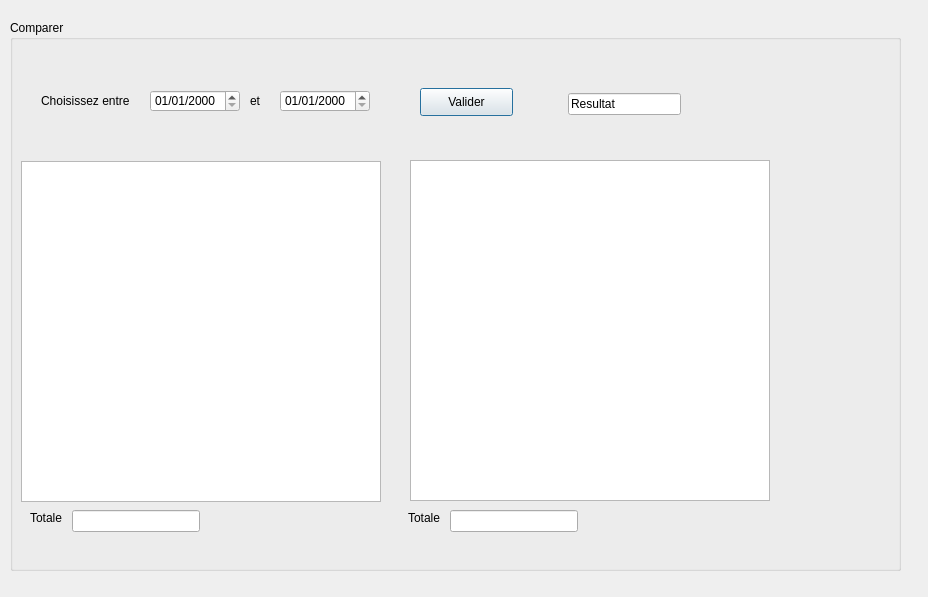
Qt form Mouadhromdhane/dialog__1.ui (ZghalYoussef97/Sixpack-) before a commit.
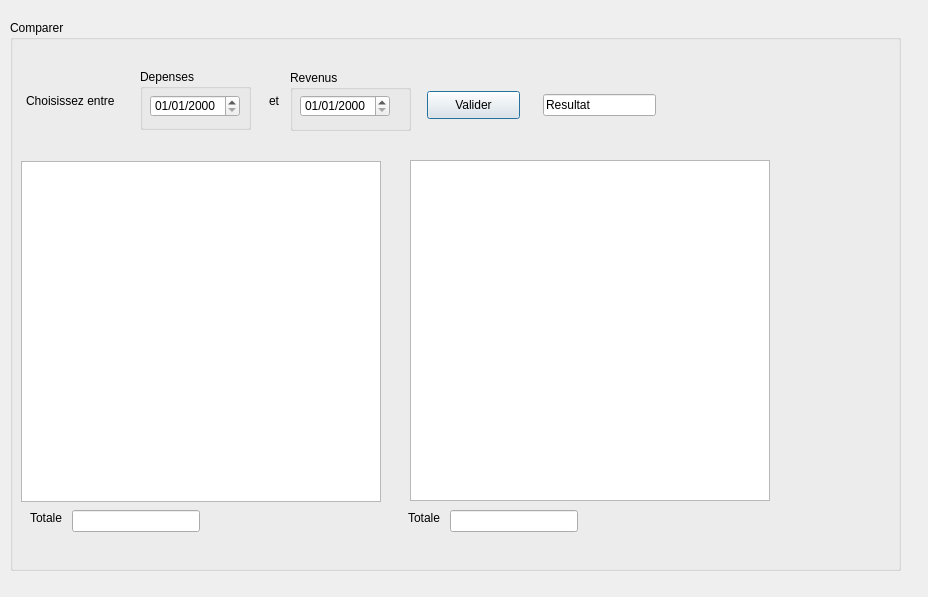
The same form after that commit.

What changed in the file:
```diff
--- a/Mouadhromdhane/dialog__1.ui
+++ b/Mouadhromdhane/dialog__1.ui
@@ -28,7 +28,7 @@
    <widget class="QLabel" name="label">
     <property name="geometry">
      <rect>
-      <x>31</x>
+      <x>16</x>
       <y>73</y>
       <width>101</width>
       <height>16</height>
@@ -38,25 +38,12 @@
      <string>Choisissez entre</string>
     </property>
    </widget>
-   <widget class="QDateEdit" name="dateEdit_2">
-    <property name="geometry">
-     <rect>
-      <x>270</x>
-      <y>70</y>
-      <width>90</width>
-      <height>22</height>
-     </rect>
-    </property>
-    <property name="displayFormat">
-     <string>dd/MM/yyyy</string>
-    </property>
-   </widget>
    <widget class="QLabel" name="label_2">
     <property name="geometry">
      <rect>
-      <x>240</x>
+      <x>259</x>
       <y>73</y>
-      <width>16</width>
+      <width>30</width>
       <height>16</height>
      </rect>
     </property>
@@ -64,24 +51,11 @@
      <string>et</string>
     </property>
    </widget>
-   <widget class="QDateEdit" name="dateEdit">
-    <property name="geometry">
-     <rect>
-      <x>140</x>
-      <y>70</y>
-      <width>90</width>
-      <height>22</height>
-     </rect>
-    </property>
-    <property name="displayFormat">
-     <string>dd/MM/yyyy</string>
-    </property>
-   </widget>
    <widget class="QPushButton" name="pushButton_2">
     <property name="geometry">
      <rect>
-      <x>410</x>
-      <y>68</y>
+      <x>417</x>
+      <y>71</y>
       <width>93</width>
       <height>28</height>
      </rect>
@@ -149,8 +123,8 @@
    <widget class="QLineEdit" name="lineEdit_3">
     <property name="geometry">
      <rect>
-      <x>558</x>
-      <y>73</y>
+      <x>533</x>
+      <y>74</y>
       <width>113</width>
       <height>22</height>
      </rect>
@@ -182,6 +156,123 @@
      </rect>
     </property>
    </widget>
+   <widget class="QGroupBox" name="groupBox_2">
+    <property name="geometry">
+     <rect>
+      <x>130</x>
+      <y>49</y>
+      <width>111</width>
+      <height>61</height>
+     </rect>
+    </property>
+    <property name="title">
+     <string>Depenses</string>
+    </property>
+    <widget class="QGroupBox" name="groupBox_3">
+     <property name="geometry">
+      <rect>
+       <x>230</x>
+       <y>0</y>
+       <width>141</width>
+       <height>66</height>
+      </rect>
+     </property>
+     <property name="title">
+      <string>Depenses</string>
+     </property>
+    </widget>
+    <widget class="QDateEdit" name="dateEdit">
+     <property name="geometry">
+      <rect>
+       <x>10</x>
+       <y>26</y>
+       <width>90</width>
+       <height>22</height>
+      </rect>
+     </property>
+     <property name="displayFormat">
+      <string>dd/MM/yyyy</string>
+     </property>
+    </widget>
+   </widget>
+   <widget class="QGroupBox" name="groupBox_4">
+    <property name="geometry">
+     <rect>
+      <x>280</x>
+      <y>50</y>
+      <width>121</width>
+      <height>61</height>
+     </rect>
+    </property>
+    <property name="title">
+     <string>Revenus</string>
+    </property>
+    <widget class="QGroupBox" name="groupBox_5">
+     <property name="geometry">
+      <rect>
+       <x>230</x>
+       <y>0</y>
+       <width>141</width>
+       <height>66</height>
+      </rect>
+     </property>
+     <property name="title">
+      <string>Depenses</string>
+     </property>
+    </widget>
+    <widget class="QDateEdit" name="dateEdit_2">
+     <property name="geometry">
+      <rect>
+       <x>10</x>
+       <y>25</y>
+       <width>90</width>
+       <height>22</height>
+      </rect>
+     </property>
+     <property name="displayFormat">
+      <string>dd/MM/yyyy</string>
+     </property>
+    </widget>
+    <widget class="QGroupBox" name="groupBox_6">
+     <property name="geometry">
+      <rect>
+       <x>150</x>
+       <y>1</y>
+       <width>121</width>
+       <height>61</height>
+      </rect>
+     </property>
+     <property name="title">
+      <string>Revenus</string>
+     </property>
+     <widget class="QGroupBox" name="groupBox_7">
+      <property name="geometry">
+       <rect>
+        <x>230</x>
+        <y>0</y>
+        <width>141</width>
+        <height>66</height>
+       </rect>
+      </property>
+      <property name="title">
+       <string>Depenses</string>
+      </property>
+     </widget>
+     <widget class="QDateEdit" name="dateEdit_3">
+      <property name="geometry">
+       <rect>
+        <x>10</x>
+        <y>25</y>
+        <width>90</width>
+        <height>22</height>
+       </rect>
+      </property>
+      <property name="displayFormat">
+       <string>dd/MM/yyyy</string>
+      </property>
+     </widget>
+    </widget>
+   </widget>
   </widget>
  </widget>
  <resources/>
```
